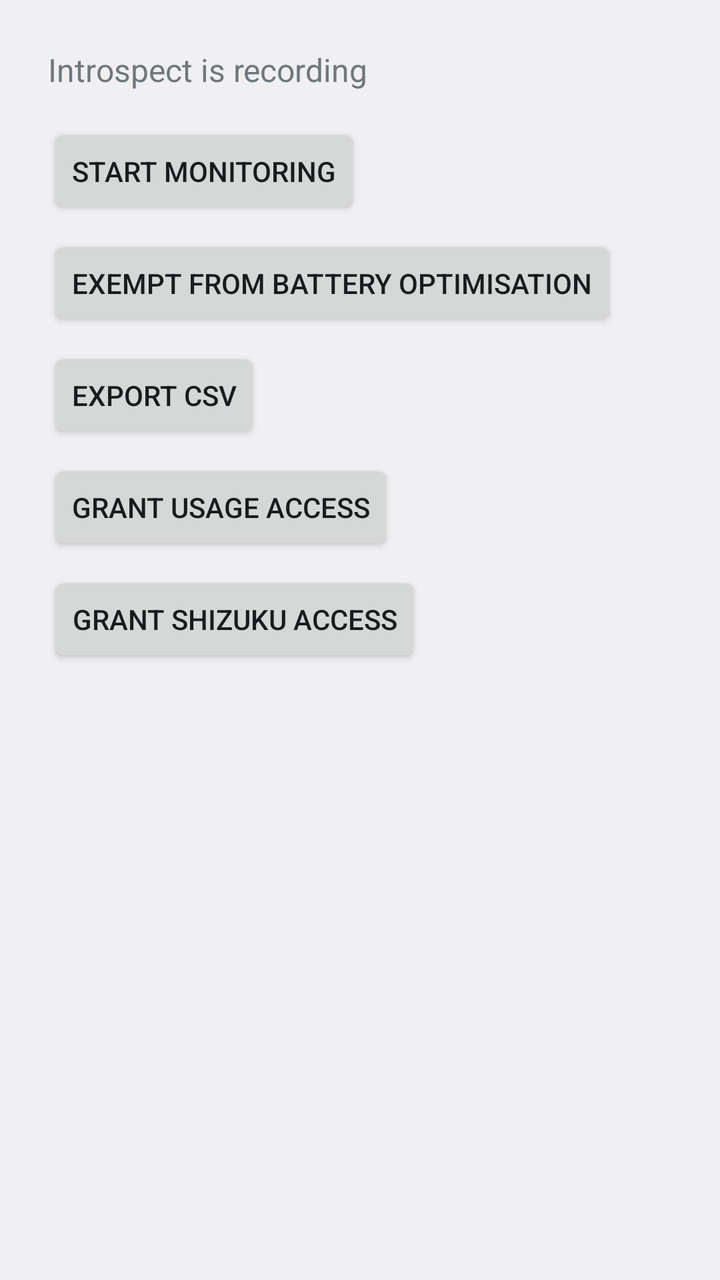
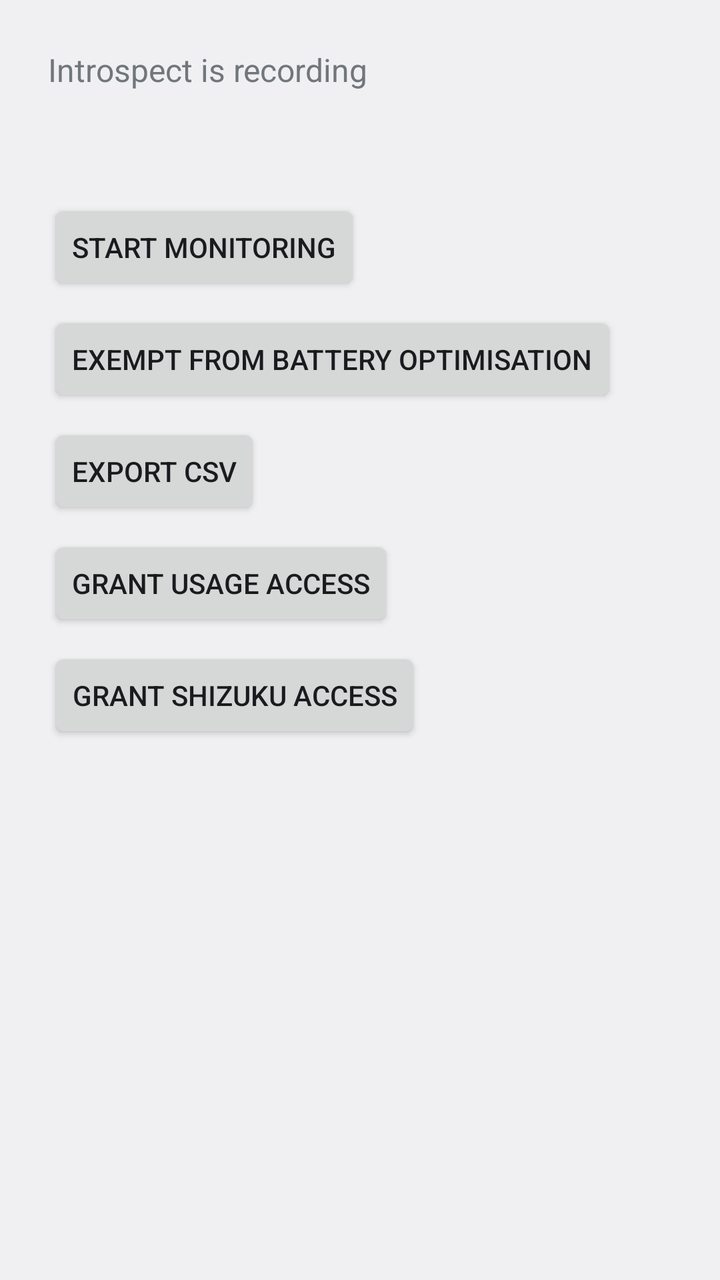

The first picture is an Android layout as it rendered before a commit; the second is the same layout after the commit. The layout source and the unified diff follow.
<!-- AndroidManifest.xml: application theme android:Theme.DeviceDefault.DayNight -->
<!-- res/layout/activity_main.xml -->
<?xml version="1.0" encoding="utf-8"?>
<LinearLayout xmlns:android="http://schemas.android.com/apk/res/android"
    android:id="@+id/rootLayout"
    android:layout_width="match_parent"
    android:layout_height="match_parent"
    android:orientation="vertical"
    android:padding="24dp">

    <TextView
        android:id="@+id/serviceStatusText"
        android:layout_width="match_parent"
        android:layout_height="wrap_content"
        android:textSize="16sp"
        android:text="@string/notification_title" />

    <Button
        android:id="@+id/toggleServiceButton"
        android:layout_width="wrap_content"
        android:layout_height="wrap_content"
        android:layout_marginTop="16dp"
        android:text="@string/start_service" />

    <Button
        android:id="@+id/batteryExemptionButton"
        android:layout_width="wrap_content"
        android:layout_height="wrap_content"
        android:layout_marginTop="8dp"
        android:text="@string/request_battery_exemption" />

    <Button
        android:id="@+id/exportButton"
        android:layout_width="wrap_content"
        android:layout_height="wrap_content"
        android:layout_marginTop="8dp"
        android:text="@string/export_csv" />

    <Button
        android:id="@+id/usageAccessButton"
        android:layout_width="wrap_content"
        android:layout_height="wrap_content"
        android:layout_marginTop="8dp"
        android:text="@string/grant_usage_access" />

    <Button
        android:id="@+id/shizukuAccessButton"
        android:layout_width="wrap_content"
        android:layout_height="wrap_content"
        android:layout_marginTop="8dp"
        android:text="@string/grant_shizuku_access" />

    <TextView
        android:id="@+id/tierStatusText"
        android:layout_width="match_parent"
        android:layout_height="wrap_content"
        android:layout_marginTop="24dp"
        android:fontFamily="monospace"
        android:textSize="13sp" />

</LinearLayout>
<!-- resources referenced by this layout -->
<resources>
  <string name="export_csv">Export CSV</string>
  <string name="grant_shizuku_access">Grant Shizuku access</string>
  <string name="grant_usage_access">Grant usage access</string>
  <string name="notification_title">Introspect is recording</string>
  <string name="request_battery_exemption">Exempt from battery optimisation</string>
  <string name="start_service">Start monitoring</string>
</resources>

<!-- the commit's change to res/layout/activity_main.xml (unified diff, before → after) -->
@@ -6,11 +6,14 @@
     android:orientation="vertical"
     android:padding="24dp">
 
+    
     <TextView
         android:id="@+id/serviceStatusText"
         android:layout_width="match_parent"
         android:layout_height="wrap_content"
         android:textSize="16sp"
+        android:minLines="3"
+        android:maxLines="3"
         android:text="@string/notification_title" />
 
     <Button
